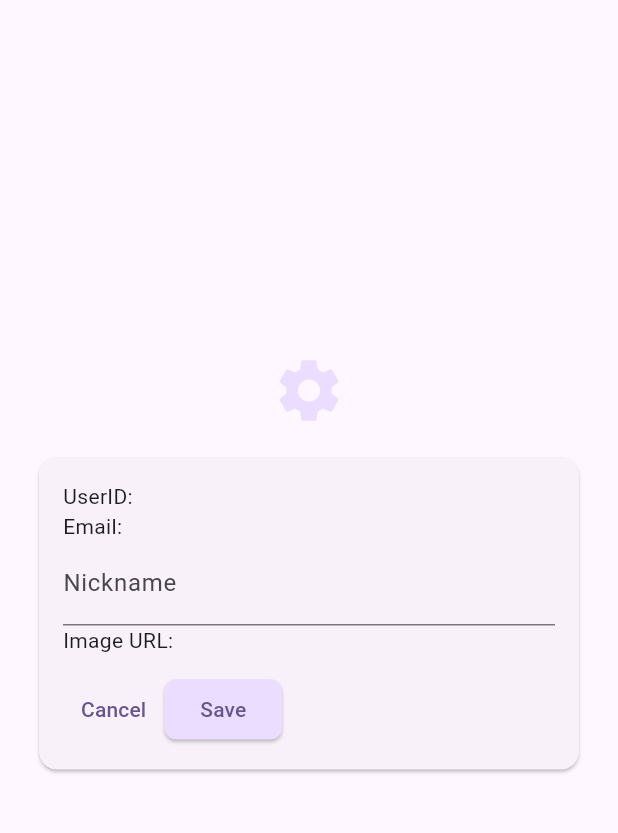
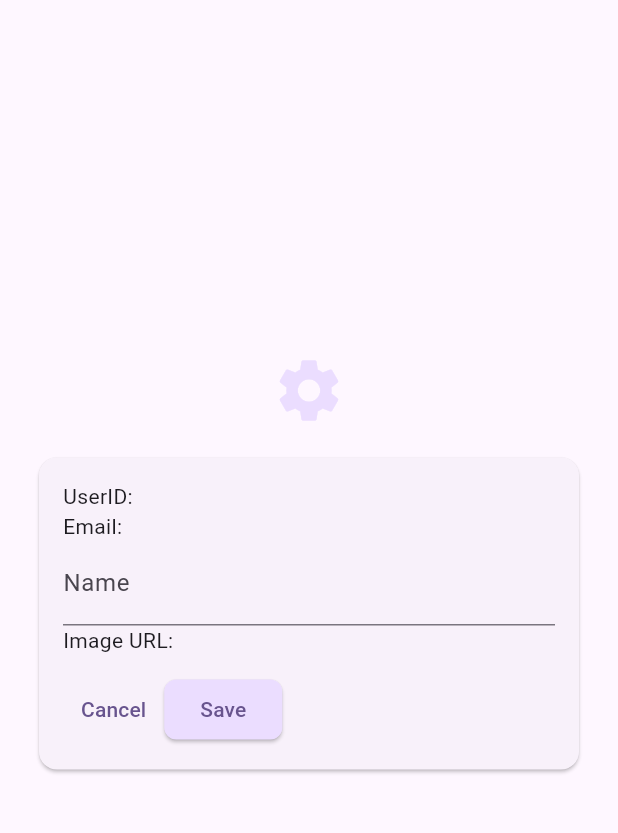
Before and after one commit to hokieknight/pluto_games, a Flutter app: the SettingsScreen screen opened directly, on a phone screen of 412 x 824 dp, the part 84-917 px from its top. Run offline on Flutter 3.47's test engine with Material 3 defaults, Android fonts, the phone set to English and light mode, and no system bars; our stand-ins replace cloud_firestore, firebase_auth, firebase_core, flutter_riverpod, image_picker; missing offline and left inert: flutter_flip_card; accounts and stored records are empty.

Commit message:
major refactor

```diff
--- a/lib/main.dart
+++ b/lib/main.dart
@@ -6,7 +6,6 @@ import 'package:pluto_games/screens/main_screen.dart';
 import 'package:pluto_games/screens/splash_screen.dart';
 import 'firebase_options.dart';
 //import 'package:google_fonts/google_fonts.dart';
-
 import 'package:pluto_games/screens/login_screen.dart';
 
 void main() async {
--- a/lib/models/game_user.dart
+++ b/lib/models/game_user.dart
@@ -1,24 +1,51 @@
 import 'package:cloud_firestore/cloud_firestore.dart';
+import 'package:firebase_auth/firebase_auth.dart';
 
 class GameUser {
-  final String uid;
-  final String email;
-  String nickname;
+  String uid;
+  String email;
+  String name;
   String imageUrl;
 
   GameUser({
     required this.uid,
     required this.email,
-    this.nickname = '',
+    this.name = '',
     this.imageUrl = '',
   });
 
+  static Future<GameUser> getRemote(User user) async {
+    final ref = await FirebaseFirestore.instance
+        .collection('game_users')
+        .doc(user.uid)
+        .get();
+
+    if (ref.data() != null) {
+      final data = ref.data()!;
+      return GameUser.fromJson(user.uid, data);
+    } else {
+      return GameUser(uid: user.uid, email: user.email!);
+    }
+  }
+
   Future<void> saveRemote() async {
-    //final gameUser = ref.watch(gameUserProvider);
     await FirebaseFirestore.instance.collection('game_users').doc(uid).set({
       'email': email,
-      'nickname': nickname,
-      'image_url': imageUrl,
+      'name': name,
+      'imageUrl': imageUrl,
     });
   }
+
+  GameUser.fromJson(String id, Map<String, dynamic> json)
+      : uid = id,
+        email = json['email'] as String,
+        name = json['name'] as String,
+        imageUrl = json['imageUrl'] as String;
+
+  Map<String, dynamic> toJson() => {
+        'id': uid,
+        'email': email,
+        'name': name,
+        'imageUrl': imageUrl,
+      };
 }
--- a/lib/providers/game_user_provider.dart
+++ b/lib/providers/game_user_provider.dart
@@ -5,10 +5,8 @@ class GameUserNotifier extends StateNotifier<GameUser> {
   GameUserNotifier()
       : super(
           GameUser(
-            uid: '??',
-            email: '??',
-            nickname: '??',
-            imageUrl: '??',
+            uid: "",
+            email: "",
           ),
         );
 
--- a/lib/screens/create_game_screen.dart
+++ b/lib/screens/create_game_screen.dart
@@ -88,20 +88,19 @@ class _CreateGameScreenState extends ConsumerState<CreateGameScreen> {
       return;
     }
 
-    if (_nameController.text.trim() != _gameUser.nickname) {
-      _gameUser.nickname = _nameController.text.trim();
+    if (_nameController.text.trim() != _gameUser.name) {
+      _gameUser.name = _nameController.text.trim();
       ref.read(gameUserProvider.notifier).setUser(_gameUser);
       _gameUser.saveRemote();
     }
 
     GameState gameState = GameState.newGame(
       name: _gameNameController.text.trim(),
-      gameType: gameTypeNames[_selectedGameType],
+      gameType: gameTypeNames[_selectedGameType]!,
       numPlayers: numPlayers,
     );
-    gameState.players ??= [];
-    gameState.players!.add(
-      {'id': _gameUser.uid, 'name': _gameUser.nickname},
+    gameState.players.add(
+      {'id': _gameUser.uid, 'name': _gameUser.name},
     );
     await gameState.addRemote();
     ref.read(gameStateProvider.notifier).setGameState(gameState);
@@ -118,7 +117,7 @@ class _CreateGameScreenState extends ConsumerState<CreateGameScreen> {
   @override
   Widget build(BuildContext context) {
     _gameUser = ref.watch(gameUserProvider);
-    _nameController.text = _gameUser.nickname;
+    _nameController.text = _gameUser.name;
 
     return Scaffold(
       appBar: AppBar(
--- a/lib/screens/join_game_screen.dart
+++ b/lib/screens/join_game_screen.dart
@@ -16,8 +16,8 @@ class JoinGameScreen extends ConsumerStatefulWidget {
 class _JoinGameScreenState extends ConsumerState<JoinGameScreen> {
   final _nameController = TextEditingController();
   final _gameIDController = TextEditingController();
-  late GameUser _gameUser;
-  late GameState _gameState;
+  late GameUser gameUser;
+  late GameState gameState;
 
   @override
   void dispose() {
@@ -65,19 +65,18 @@ class _JoinGameScreenState extends ConsumerState<JoinGameScreen> {
       return;
     }
 
-    if (_nameController.text.trim() != _gameUser.nickname) {
-      _gameUser.nickname = _nameController.text.trim();
-      ref.read(gameUserProvider.notifier).setUser(_gameUser);
-      _gameUser.saveRemote();
+    if (_nameController.text.trim() != gameUser.name) {
+      gameUser.name = _nameController.text.trim();
+      ref.read(gameUserProvider.notifier).setUser(gameUser);
+      gameUser.saveRemote();
     }
 
-    await _gameState.getRemote(_gameIDController.text.trim());
-    _gameState.players ??= [];
-    _gameState.players!.add(
-      {'id': _gameUser.uid, 'name': _gameUser.nickname},
+    gameState = await GameState.getRemote(_gameIDController.text.trim());
+    gameState.players.add(
+      {'id': gameUser.uid, 'name': gameUser.name},
     );
-    await _gameState.setRemote();
-    ref.read(gameStateProvider.notifier).setGameState(_gameState);
+    await gameState.setRemote();
+    ref.read(gameStateProvider.notifier).setGameState(gameState);
 
     if (!mounted) return;
     Navigator.of(context).push(
@@ -89,9 +88,9 @@ class _JoinGameScreenState extends ConsumerState<JoinGameScreen> {
 
   @override
   Widget build(BuildContext context) {
-    _gameUser = ref.watch(gameUserProvider);
-    _gameState = ref.watch(gameStateProvider);
-    _nameController.text = _gameUser.nickname;
+    gameUser = ref.watch(gameUserProvider);
+    gameState = ref.watch(gameStateProvider);
+    _nameController.text = gameUser.name;
 
     return Scaffold(
       appBar: AppBar(
--- a/lib/screens/login_screen.dart
+++ b/lib/screens/login_screen.dart
@@ -28,11 +28,9 @@ class _LoginScreenState extends ConsumerState<LoginScreen> {
       if (_isLogin) {
         await _firebase.signInWithEmailAndPassword(
             email: _enteredEmail, password: _enteredPassword);
-        //_loadUser(userCred);
       } else {
         await _firebase.createUserWithEmailAndPassword(
             email: _enteredEmail, password: _enteredPassword);
-        //_loadUser(userCred);
       }
     } on FirebaseAuthException catch (error) {
       //if (error.code == 'email-already-in-use') {}
--- a/lib/screens/settings_screen.dart
+++ b/lib/screens/settings_screen.dart
@@ -12,8 +12,7 @@ class SettingsScreen extends ConsumerStatefulWidget {
 
 class _SettingsScreenState extends ConsumerState<SettingsScreen> {
   final _formKey = GlobalKey<FormState>();
-  late GameUser _gameUser;
-  //String _enteredNickname = '';
+  late GameUser gameUser;
 
   void _saveSettings() {
     final isValid = _formKey.currentState!.validate();
@@ -22,28 +21,15 @@ class _SettingsScreenState extends ConsumerState<SettingsScreen> {
     }
     _formKey.currentState!.save();
 
-    ref.read(gameUserProvider.notifier).setUser(_gameUser);
-    //_saveSettingsRemote(_gameUser);
-    _gameUser.saveRemote();
+    ref.read(gameUserProvider.notifier).setUser(gameUser);
+    gameUser.saveRemote();
 
     Navigator.of(context).pop();
   }
 
-  // Future<void> _saveSettingsRemote(GameUser gameUser) async {
-  //   //final gameUser = ref.watch(gameUserProvider);
-  //   await FirebaseFirestore.instance
-  //       .collection('game_users')
-  //       .doc(gameUser.uid)
-  //       .set({
-  //     'email': gameUser.email,
-  //     'nickname': gameUser.nickname,
-  //     'image_url': gameUser.imageUrl,
-  //   });
-  //}
-
   @override
   Widget build(BuildContext context) {
-    _gameUser = ref.watch(gameUserProvider);
+    gameUser = ref.watch(gameUserProvider);
     return Scaffold(
       appBar: AppBar(
         backgroundColor: Theme.of(context).colorScheme.inversePrimary,
@@ -72,12 +58,12 @@ class _SettingsScreenState extends ConsumerState<SettingsScreen> {
                         //mainAxisSize: MainAxisSize.min,
                         crossAxisAlignment: CrossAxisAlignment.start,
                         children: [
-                          Text('UserID: ${_gameUser.uid}'),
-                          Text('Email: ${_gameUser.email}'),
+                          Text('UserID: ${gameUser.uid}'),
+                          Text('Email: ${gameUser.email}'),
                           TextFormField(
-                            initialValue: _gameUser.nickname,
+                            initialValue: gameUser.name,
                             decoration: const InputDecoration(
-                              labelText: 'Nickname',
+                              labelText: 'Name',
                             ),
                             autocorrect: false,
                             enableSuggestions: false,
@@ -88,10 +74,10 @@ class _SettingsScreenState extends ConsumerState<SettingsScreen> {
                               return null;
                             },
                             onSaved: (value) {
-                              _gameUser.nickname = value!;
+                              gameUser.name = value!;
                             },
                           ),
-                          Text('Image URL: ${_gameUser.imageUrl}'),
+                          Text('Image URL: ${gameUser.imageUrl}'),
                           const SizedBox(height: 12),
                           Row(
                             children: [
```
Also changed, not shown: lib/models/game_state.dart (+46 -32 lines), lib/models/secret_sith_player_data.dart (deleted, +0 -28 lines), lib/models/sith_game_data.dart (renamed from lib/models/secret_sith_game_data.dart, +24 -18 lines), lib/models/sith_player_data.dart (added, +39 -0 lines), lib/providers/game_state_provider.dart (+4 -10 lines), lib/providers/sith_game_data_provider.dart (+5 -5 lines), lib/screens/main_screen.dart (+7 -28 lines), lib/widgets/game_info.dart (+7 -8 lines), lib/widgets/game_room.dart (+25 -23 lines), lib/widgets/new_message.dart (+11 -13 lines), lib/widgets/sith_board.dart (renamed from lib/widgets/secret_sith_board.dart, +6 -9 lines), lib/widgets/sith_players.dart (renamed from lib/widgets/secret_sith_players.dart, +30 -17 lines).
